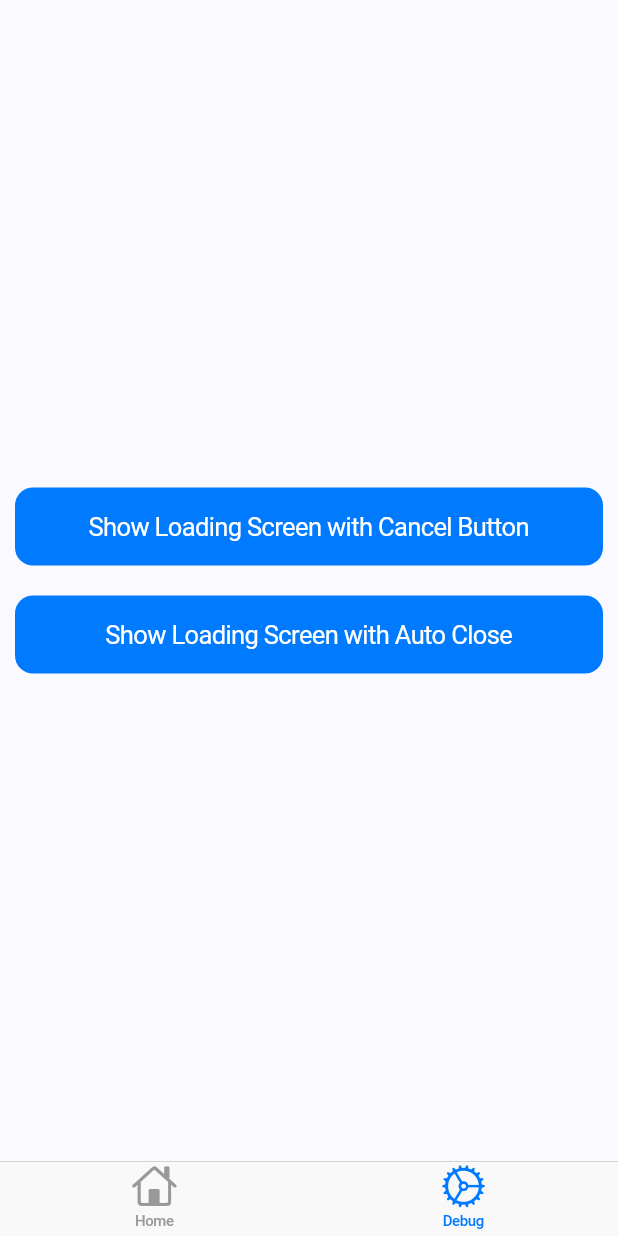
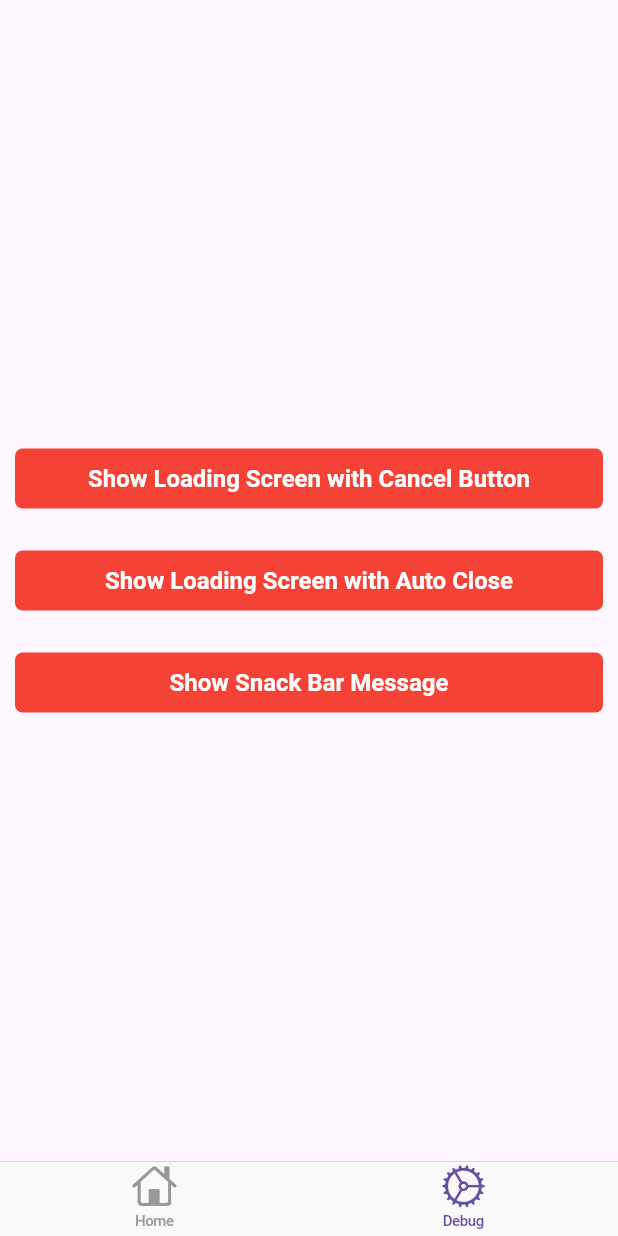
Before and after one commit to methompson/flutter_vice_bank, a Flutter app: the HomePage screen opened by its route, after a tap on "Debug", on a phone screen of 412 x 824 dp. Run offline on Flutter 3.47's test engine with Material 3 defaults, Android fonts, the phone set to English and light mode, and no system bars; our stand-ins replace firebase_auth, firebase_core, go_router; accounts and stored records are empty; network calls fail.

Commit message:
Added basic Snackbar handling. TODO add it to the messenger provider to customize the snackbar usage

```diff
--- /dev/null
+++ b/devtools_options.yaml
@@ -0,0 +1 @@
+extensions:
--- a/lib/global_state/messaging_provider.dart
+++ b/lib/global_state/messaging_provider.dart
@@ -1,5 +1,7 @@
-import 'package:flutter/foundation.dart';
+import 'package:flutter/material.dart';
 import 'package:flutter_action_bank/data_models/messaging_data.dart';
+
+final snackbarMessengerKey = GlobalKey<ScaffoldMessengerState>();
 
 class MessagingProvider extends ChangeNotifier {
   // TODO implement messaging provider
--- /dev/null
+++ b/lib/ui/components/buttons.dart
@@ -0,0 +1,75 @@
+import 'package:flutter/material.dart';
+
+class _BasicButton extends StatelessWidget {
+  final String text;
+  final void Function() onPressed;
+  final double? textSize;
+
+  _BasicButton({
+    required this.text,
+    required this.onPressed,
+    this.textSize,
+  });
+
+  @override
+  Widget build(BuildContext context) {
+    final Set<MaterialState> materialStates = {
+      MaterialState.focused,
+    };
+
+    final size = textSize ?? 16.0;
+
+    final textStyle = Theme.of(context)
+            .filledButtonTheme
+            .style
+            ?.textStyle
+            ?.resolve(materialStates) ??
+        TextStyle();
+
+    return FilledButton(
+      onPressed: onPressed,
+      child: Text(
+        text,
+        textAlign: TextAlign.center,
+        style: textStyle.copyWith(fontSize: size),
+      ),
+    );
+  }
+}
+
+class BasicTextButton extends StatelessWidget {
+  final String text;
+  final void Function() onPressed;
+
+  BasicTextButton({
+    required this.text,
+    required this.onPressed,
+  });
+
+  @override
+  Widget build(BuildContext context) {
+    return _BasicButton(
+      onPressed: onPressed,
+      text: text,
+    );
+  }
+}
+
+class BasicBigTextButton extends StatelessWidget {
+  final String text;
+  final void Function() onPressed;
+
+  BasicBigTextButton({
+    required this.text,
+    required this.onPressed,
+  });
+
+  @override
+  Widget build(BuildContext context) {
+    return _BasicButton(
+      onPressed: onPressed,
+      text: text,
+      textSize: 20.0,
+    );
+  }
+}
--- a/lib/ui/components/loading_screen.dart
+++ b/lib/ui/components/loading_screen.dart
@@ -1,5 +1,7 @@
 import 'package:flutter/cupertino.dart';
+import 'package:flutter/material.dart';
 import 'package:flutter_action_bank/data_models/messaging_data.dart';
+import 'package:flutter_action_bank/ui/components/buttons.dart';
 import 'package:provider/provider.dart';
 
 import 'package:flutter_action_bank/global_state/messaging_provider.dart';
@@ -60,28 +62,12 @@ class LoadingScreenWidgets extends StatelessWidget {
             ),
           ),
           if (onCancel != null)
-            CupertinoButton.filled(
+            BasicTextButton(
               onPressed: onCancel,
-              child: Text('Cancel'),
+              text: 'Cancel',
             )
         ],
       ),
     );
   }
 }
-
-class Loadable extends StatelessWidget {
-  final Widget child;
-
-  Loadable(this.child);
-
-  @override
-  Widget build(BuildContext context) {
-    return Stack(
-      children: [
-        child,
-        LoadingScreen(),
-      ],
-    );
-  }
-}
--- a/lib/ui/components/login_fields.dart
+++ b/lib/ui/components/login_fields.dart
@@ -2,6 +2,8 @@ import 'package:firebase_auth/firebase_auth.dart';
 import 'package:go_router/go_router.dart';
 import 'package:flutter/cupertino.dart';
 import 'package:provider/provider.dart';
+
+import 'package:flutter_action_bank/ui/components/buttons.dart';
 
 import 'package:flutter_action_bank/global_state/authentication_provider.dart';
 
@@ -39,9 +41,9 @@ class LoginFieldsState extends State<LoginFields> {
         ),
         Container(
           margin: EdgeInsets.symmetric(vertical: 10.0),
-          child: CupertinoButton.filled(
+          child: BasicBigTextButton(
             onPressed: loginUser,
-            child: const Text('Login'),
+            text: 'Login',
           ),
         ),
       ],
--- /dev/null
+++ b/lib/ui/components/messenger.dart
@@ -0,0 +1,21 @@
+import 'package:flutter/material.dart';
+import 'package:flutter_action_bank/global_state/messaging_provider.dart';
+import 'package:flutter_action_bank/ui/components/loading_screen.dart';
+
+class Messenger extends StatelessWidget {
+  final Widget child;
+
+  Messenger(this.child);
+
+  @override
+  Widget build(BuildContext context) {
+    return Scaffold(
+      body: Stack(
+        children: [
+          child,
+          LoadingScreen(),
+        ],
+      ),
+    );
+  }
+}
--- a/lib/ui/pages/debug.dart
+++ b/lib/ui/pages/debug.dart
@@ -1,9 +1,12 @@
 import 'dart:async';
 
 import 'package:flutter/cupertino.dart';
+import 'package:flutter/material.dart';
+import 'package:provider/provider.dart';
+
 import 'package:flutter_action_bank/data_models/messaging_data.dart';
 import 'package:flutter_action_bank/global_state/messaging_provider.dart';
-import 'package:provider/provider.dart';
+import 'package:flutter_action_bank/ui/components/buttons.dart';
 
 class DebugPage extends StatelessWidget {
   @override
@@ -13,7 +16,8 @@ class DebugPage extends StatelessWidget {
       crossAxisAlignment: CrossAxisAlignment.stretch,
       children: [
         _ShowLoadingScreenWithCancelButton(),
-        _ShowLoadingScreenWithAutoClose()
+        _ShowLoadingScreenWithAutoClose(),
+        _ShowSnackBarMessage(),
       ],
     );
   }
@@ -32,9 +36,9 @@ class DebugButton extends StatelessWidget {
   Widget build(BuildContext context) {
     return Container(
       margin: EdgeInsets.all(10),
-      child: CupertinoButton.filled(
+      child: BasicTextButton(
         onPressed: onPressed,
-        child: Text(buttonText),
+        text: buttonText,
       ),
     );
   }
@@ -80,3 +84,18 @@ class _ShowLoadingScreenWithAutoClose extends StatelessWidget {
     );
   }
 }
+
+class _ShowSnackBarMessage extends StatelessWidget {
+  @override
+  Widget build(BuildContext context) {
+    return DebugButton(
+      buttonText: 'Show Snack Bar Message',
+      onPressed: () {
+        final messenger = snackbarMessengerKey.currentState;
+        messenger?.showSnackBar(SnackBar(
+          content: Text('Debug Snackbar'),
+        ));
+      },
+    );
+  }
+}
--- a/lib/ui/pages/home.dart
+++ b/lib/ui/pages/home.dart
@@ -1,7 +1,6 @@
-import 'package:flutter/cupertino.dart';
 import 'package:firebase_auth/firebase_auth.dart';
-
-import 'package:flutter_action_bank/ui/components/page_container.dart';
+import 'package:flutter/material.dart';
+import 'package:flutter_action_bank/ui/components/buttons.dart';
 
 class HomePage extends StatelessWidget {
   @override
@@ -13,9 +12,9 @@ class HomePage extends StatelessWidget {
         Text('Home Page'),
         Container(
           margin: EdgeInsets.symmetric(vertical: 10.0),
-          child: CupertinoButton.filled(
+          child: BasicBigTextButton(
             onPressed: logUserOut,
-            child: const Text('Logout'),
+            text: 'Logout',
           ),
         ),
       ],
--- a/lib/ui/pages/login.dart
+++ b/lib/ui/pages/login.dart
@@ -1,7 +1,8 @@
 import 'package:flutter/cupertino.dart';
-import 'package:flutter_action_bank/ui/components/loadable.dart';
+import 'package:flutter_action_bank/ui/components/loading_screen.dart';
 
 import 'package:flutter_action_bank/ui/components/login_fields.dart';
+import 'package:flutter_action_bank/ui/components/messenger.dart';
 import 'package:flutter_action_bank/ui/components/page_container.dart';
 
 class Login extends StatelessWidget {
@@ -33,6 +34,6 @@ class Login extends StatelessWidget {
 class LoginPage extends StatelessWidget {
   @override
   Widget build(BuildContext context) {
-    return Loadable(Login());
+    return Messenger(Login());
   }
 }
--- a/lib/ui/router.dart
+++ b/lib/ui/router.dart
@@ -1,5 +1,6 @@
 import 'package:flutter/cupertino.dart';
 import 'package:flutter_action_bank/ui/components/loading_screen.dart';
+import 'package:flutter_action_bank/ui/components/messenger.dart';
 import 'package:flutter_action_bank/ui/components/page_container.dart';
 import 'package:flutter_action_bank/ui/pages/debug.dart';
 import 'package:go_router/go_router.dart';
@@ -12,14 +13,13 @@ import 'package:flutter_action_bank/ui/pages/login.dart';
 
 import 'package:flutter_action_bank/global_state/authentication_provider.dart';
 
-final _rootNavigatorKey = GlobalKey<NavigatorState>();
-final _shellNavigatorHomeKey =
-    GlobalKey<NavigatorState>(debugLabel: 'homePage');
-final _shellNavigatorDebugKey =
-    GlobalKey<NavigatorState>(debugLabel: 'debugPage');
+// final _rootNavigatorKey = GlobalKey<NavigatorState>();
+// final _shellNavigatorHomeKey =
+//     GlobalKey<NavigatorState>(debugLabel: 'homePage');
+// final _shellNavigatorDebugKey =
+//     GlobalKey<NavigatorState>(debugLabel: 'debugPage');
 
 final router = GoRouter(
-  navigatorKey: _rootNavigatorKey,
   redirect: (context, goRouterState) {
     final authProvider = context.read<AuthenticationProvider>();
 
@@ -33,7 +33,7 @@ final router = GoRouter(
   routes: [
     // All Routes that need loading screens and snackbars
     ShellRoute(
-      builder: (_, __, child) => Loadable(child),
+      builder: (_, __, child) => Messenger(child),
       routes: [
         GoRoute(
           name: 'start',
@@ -52,7 +52,6 @@ final router = GoRouter(
           },
           branches: [
             StatefulShellBranch(
-              navigatorKey: _shellNavigatorHomeKey,
               routes: [
                 GoRoute(
                   name: 'home',
@@ -62,7 +61,6 @@ final router = GoRouter(
               ],
             ),
             StatefulShellBranch(
-              navigatorKey: _shellNavigatorDebugKey,
               routes: [
                 GoRoute(
                   name: 'debug',
--- a/lib/ui/theme.dart
+++ b/lib/ui/theme.dart
@@ -1,5 +1,31 @@
-import 'package:flutter/cupertino.dart';
+import 'package:flutter/material.dart';
 
-final theme = CupertinoThemeData(
-  primaryColor: CupertinoColors.systemRed,
+final commonFilledButtonTheme = ButtonStyle(
+  shape: MaterialStateProperty.all(
+    RoundedRectangleBorder(
+      borderRadius: BorderRadius.circular(5.0),
+    ),
+  ),
+  backgroundColor: MaterialStateProperty.all(Colors.red),
+  foregroundColor: MaterialStateProperty.all(Colors.white),
+  textStyle: MaterialStateProperty.all(
+    TextStyle(
+      fontSize: 20.0,
+      fontWeight: FontWeight.w600,
+    ),
+  ),
 );
+
+final lightTheme = ThemeData.light().copyWith(
+  filledButtonTheme: FilledButtonThemeData(
+    style: commonFilledButtonTheme,
+  ),
+);
+
+final darkTheme = ThemeData.dark().copyWith(
+  filledButtonTheme: FilledButtonThemeData(
+    style: commonFilledButtonTheme.copyWith(
+      foregroundColor: MaterialStateProperty.all(Colors.black),
+    ),
+  ),
+);
```
Also changed, not shown: lib/main.dart (+6 -15 lines), lib/ui/components/page_container.dart (+4 -3 lines), lib/ui/components/snackbar_container.dart (+6 -1 lines), 1 other file.
